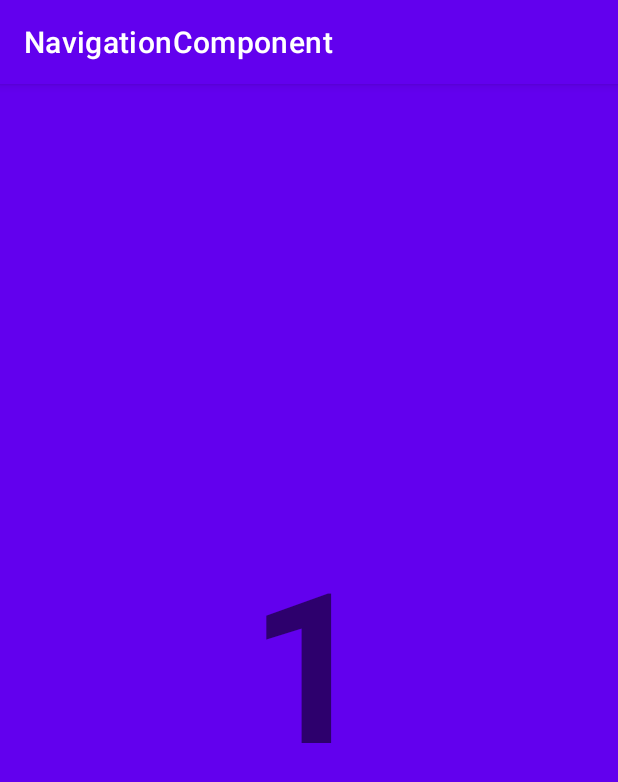
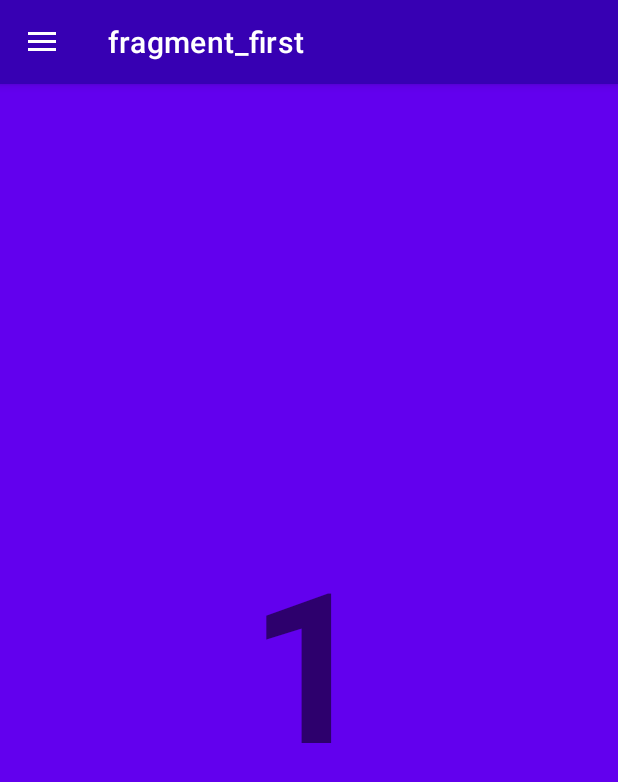
Before and after one commit to jay75chauhan/NavigationComponentAndroid, an Android app: the screen it shows after launch (MainActivity), on a phone screen of 412 x 824 dp. Shown: the top 782 px of the screen. Run offline under Robolectric (Android 15) with nearby library versions, the phone set to English and light mode, and no system bars; our stand-ins replace navigation-ui.

Commit message:
adding menu

```diff
--- a/app/src/main/java/com/example/navigationcomponent/MainActivity.kt
+++ b/app/src/main/java/com/example/navigationcomponent/MainActivity.kt
@@ -1,11 +1,69 @@
 package com.example.navigationcomponent
 
+import android.graphics.drawable.ColorDrawable
+import android.os.Build
 import androidx.appcompat.app.AppCompatActivity
 import android.os.Bundle
+import androidx.annotation.RequiresApi
+import androidx.drawerlayout.widget.DrawerLayout
+import androidx.navigation.NavController
+import androidx.navigation.findNavController
+import androidx.navigation.ui.AppBarConfiguration
+import androidx.navigation.ui.navigateUp
+import androidx.navigation.ui.setupActionBarWithNavController
+import androidx.navigation.ui.setupWithNavController
+import kotlinx.android.synthetic.main.activity_main.*
+import java.util.*
 
 class MainActivity : AppCompatActivity() {
+
+    private  lateinit var  navController :NavController
+    private  lateinit var drawerLayout: DrawerLayout
+    private  lateinit var appBarConfiguration: AppBarConfiguration
+    private  lateinit var listener: NavController.OnDestinationChangedListener
+    @RequiresApi(Build.VERSION_CODES.M)
     override fun onCreate(savedInstanceState: Bundle?) {
+
+
         super.onCreate(savedInstanceState)
         setContentView(R.layout.activity_main)
+
+        navController = findNavController(R.id.fragment)
+        drawerLayout = findViewById(R.id.drawer_layout)
+        navigationView.setupWithNavController(navController)
+
+        appBarConfiguration = AppBarConfiguration(navController.graph,drawerLayout)
+
+        setupActionBarWithNavController(navController,appBarConfiguration)
+
+        listener = NavController.OnDestinationChangedListener { controller, destination, arguments ->
+
+            if (destination.id == R.id.firstFragment){
+                supportActionBar?.setBackgroundDrawable(ColorDrawable(getColor(R.color.design_default_color_primary_dark)))
+            }
+            else if(destination.id == R.id.secondFragment) {
+                supportActionBar?.setBackgroundDrawable(ColorDrawable(getColor(R.color.purple_200)))
+
+
+            }
+        }
+
+    }
+
+    override fun onResume() {
+        super.onResume()
+        navController.addOnDestinationChangedListener(listener)
+    }
+
+    override fun onPause() {
+        super.onPause()
+        navController.addOnDestinationChangedListener(listener)
+    }
+
+    override fun onSupportNavigateUp(): Boolean {
+        val navController = findNavController(R.id.fragment)
+
+        return navController.navigateUp(appBarConfiguration)
+                || super.onSupportNavigateUp()
     }
 }
--- a/app/src/main/res/layout/activity_main.xml
+++ b/app/src/main/res/layout/activity_main.xml
@@ -1,10 +1,11 @@
 <?xml version="1.0" encoding="utf-8"?>
-<androidx.constraintlayout.widget.ConstraintLayout xmlns:android="http://schemas.android.com/apk/res/android"
+<androidx.drawerlayout.widget.DrawerLayout xmlns:android="http://schemas.android.com/apk/res/android"
     xmlns:app="http://schemas.android.com/apk/res-auto"
     xmlns:tools="http://schemas.android.com/tools"
     android:layout_width="match_parent"
     android:layout_height="match_parent"
-    tools:context=".MainActivity">
+    tools:context=".MainActivity"
+    android:id="@+id/drawer_layout">
 
 
 
@@ -19,4 +20,11 @@
         tools:layout_editor_absoluteX="192dp"
         tools:layout_editor_absoluteY="317dp" />
 
-</androidx.constraintlayout.widget.ConstraintLayout>
+    <com.google.android.material.navigation.NavigationView
+        android:id="@+id/navigationView"
+        android:layout_width="wrap_content"
+        android:layout_height="match_parent"
+        android:layout_gravity="start"
+        app:menu="@menu/drawer_menu"/>
+
+</androidx.drawerlayout.widget.DrawerLayout>
--- /dev/null
+++ b/app/src/main/res/menu/drawer_menu.xml
@@ -0,0 +1,11 @@
+<?xml version="1.0" encoding="utf-8"?>
+<menu xmlns:app="http://schemas.android.com/apk/res-auto"
+    xmlns:android="http://schemas.android.com/apk/res/android">
+
+    <group android:checkableBehavior="single">
+        <item android:title="Home"
+            android:id="@+id/firstFragment"/>
+        <item android:title="SecondFragment"
+            android:id="@+id/secondFragment"/>
+    </group>
+</menu>
```
